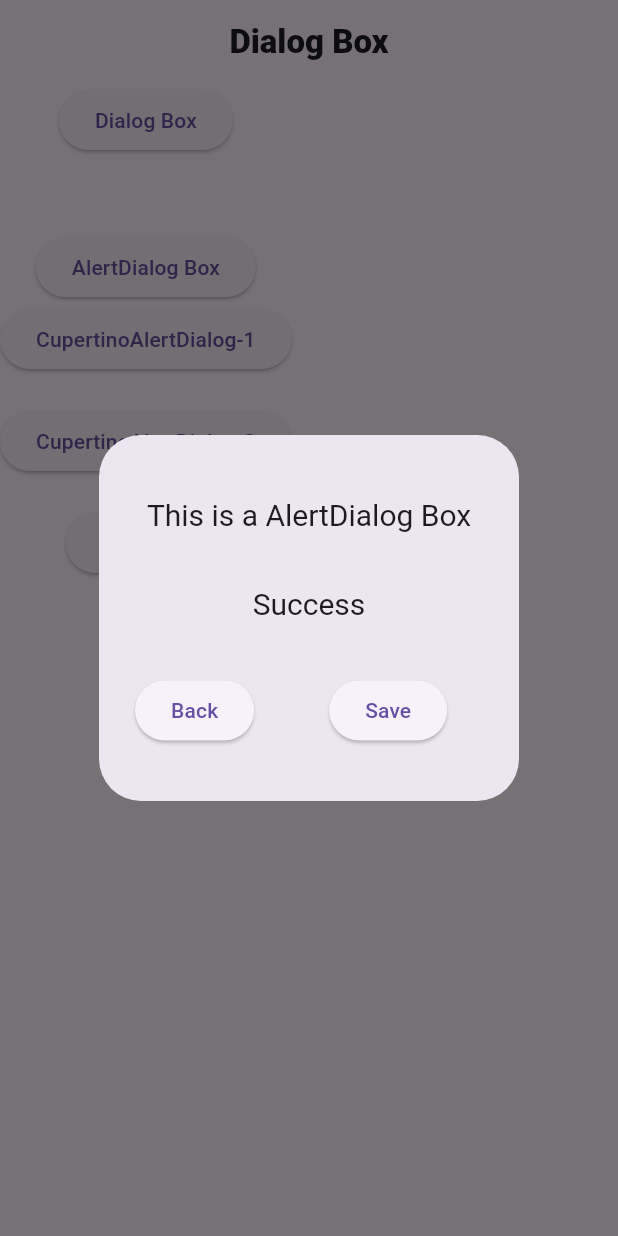
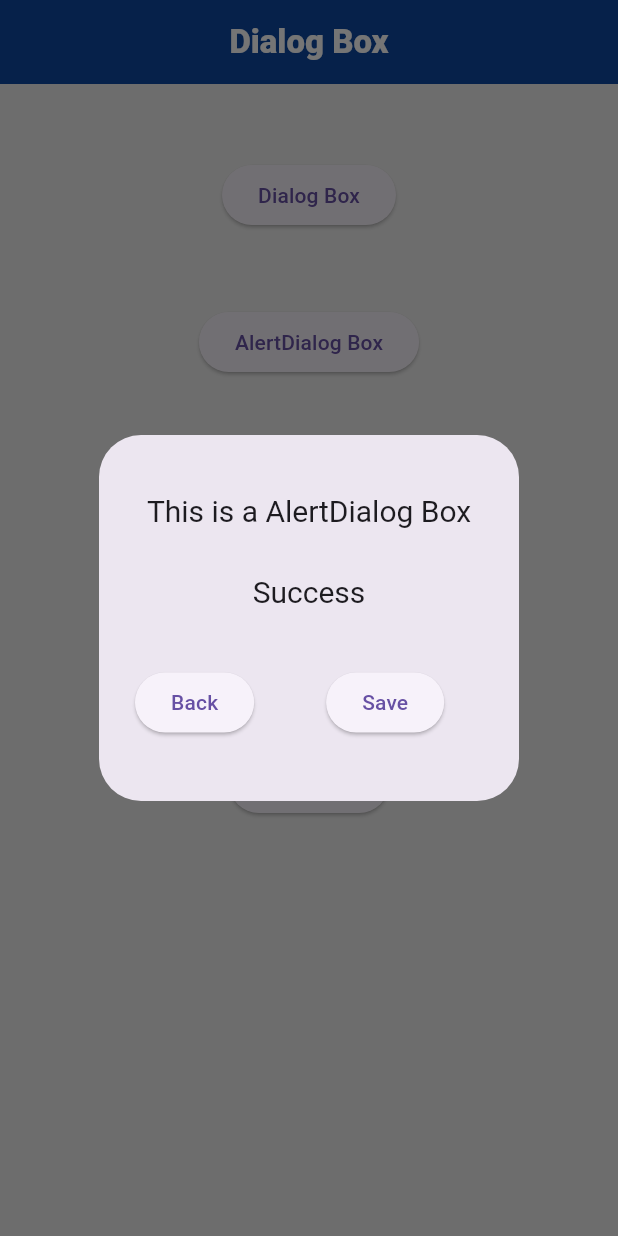
Before and after one commit to Krupaparmar30/quotes_app_daliy_task, a Flutter app: the screen it shows after launch, after a tap on "AlertDialog Box", on a phone screen of 412 x 824 dp. Run offline on Flutter 3.47's test engine with Material 3 defaults, Android fonts, the phone set to English and light mode, and no system bars.

Commit message:
3/6/2024 krupa 3-6-2024 5/6/2024 6/6/2024 7/6/24 8/6/24

```diff
--- a/lib/screens/Dialog Box/dialog_box.dart
+++ b/lib/screens/Dialog Box/dialog_box.dart
@@ -13,15 +13,24 @@ class _dialogPageState extends State<dialogPage> {
   Widget build(BuildContext context) {
     return SafeArea(child:
     Scaffold(
+      backgroundColor: Colors.grey.shade200,
       appBar: AppBar(
+        backgroundColor: Colors.blue.shade900,
         centerTitle: true,
         title: Text('Dialog Box',style: TextStyle(
-          fontWeight: FontWeight.w800
+          fontWeight: FontWeight.w800,
+          color: Colors.white
         ),),
       ),
       body: Column(
+
         children: [
-          ElevatedButton(onPressed: () {
+
+          SizedBox(
+            height: 50,
+          ),
+          Center(
+            child: ElevatedButton(onPressed: () {
               showDialog(context: context, builder: (context) {
                 return Dialog(
                   child: Container(
@@ -44,6 +53,7 @@ class _dialogPageState extends State<dialogPage> {
               );
 
             }, child: Text('Dialog Box')),
+          ),
           SizedBox(
             height: 50,
           ),
@@ -66,13 +76,16 @@ class _dialogPageState extends State<dialogPage> {
                              Navigator.of(context).pop();
                            }, child: Text("Back")),
                        SizedBox(
-                         width: 50,
+                         width: 40,
                        ),
-                       ElevatedButton(
+                       Padding(
+                         padding: const EdgeInsets.all(8.0),
+                         child: ElevatedButton(
 
                              onPressed: (){
                                Navigator.of(context).pop();
-                           }, child: Text("Save"))
+                             }, child: Text("Save")),
+                       )
                      ],
                    )
                   ],
@@ -83,8 +96,12 @@ class _dialogPageState extends State<dialogPage> {
             );
 
           }, child: Text('AlertDialog Box')),
+          SizedBox(
+            width: 50,
+            height: 50,
+          ),
           ElevatedButton(
-              child: Text("CupertinoAlertDialog-1"),
+              child: Text("CupertinoAlertDialog-part 1"),
               onPressed:(){
                 showDialog(context: context, builder: (BuildContext context){
                   return CupertinoAlertDialog(
@@ -104,19 +121,21 @@ class _dialogPageState extends State<dialogPage> {
               }
           ),
           SizedBox(
-            height: 20,
+            height: 50,
           ),
           ElevatedButton(
-              child: Text("CupertinoAlertDialog-2"),
+              child: Text("CupertinoAlertDialog-part 2"),
               onPressed:(){
                 showDialog(context: context, builder: (BuildContext context){
                   return CupertinoAlertDialog(
                     title: Text("Success"),
                     actions: [
                       CupertinoDialogAction(onPressed: (){
+
                         Navigator.of(context).pop();
                       }, child: Text("Back")),
                       CupertinoDialogAction(onPressed: (){
+
                         Navigator.of(context).pop();
                       }, child: Text("Next")),
                       CupertinoDialogAction(onPressed: (){
@@ -131,7 +150,7 @@ class _dialogPageState extends State<dialogPage> {
               }
           ),
           SizedBox(
-            height: 20,
+            height: 50,
           ),
 ElevatedButton(onPressed: () {
   showDialog(context: context, builder:(BuildContext context){
@@ -142,6 +161,13 @@ ElevatedButton(onPressed: () {
           child: Column(
             children: [
               FlutterLogo(size: 100,),
+    SizedBox(height: 30,),
+    ElevatedButton(
+
+    onPressed: (){
+    Navigator.of(context).pop();
+    }, child: Text("Back")),
+
 
             ],
           ),
@@ -152,42 +178,7 @@ ElevatedButton(onPressed: () {
   );
 
 }, child: Text('Full Page'))
-          // ElevatedButton(onPressed: () {
-          //   showDialog(context: context, builder: (context) {
-          //     return Custom(
-          //       title: Container(
-          //         height: 200,
-          //         child: Column(
-          //           mainAxisAlignment: MainAxisAlignment.spaceAround,
-          //           children: [
-          //
-          //             Text("This is a AlertDialog Box",style:TextStyle(fontSize: 20),),
-          //             Text("Success",style:TextStyle(fontSize: 20),),
-          //             Row(
-          //               children: [
-          //                 ElevatedButton(
-          //
-          //                     onPressed: (){
-          //                       Navigator.of(context).pop();
-          //                     }, child: Text("Back")),
-          //                 SizedBox(
-          //                   width: 50,
-          //                 ),
-          //                 ElevatedButton(
-          //
-          //                     onPressed: (){
-          //                       Navigator.of(context).pop();
-          //                     }, child: Text("Save"))
-          //               ],
-          //             )
-          //           ],
-          //         ),
-          //       ),
-          //     );
-          //   },
-          //   );
-          //
-          // }, child: Text(' Custom dialog Box'))
+
         ],
       ),
     ));
```
Lines whose indentation alone changed are shown as unchanged.
